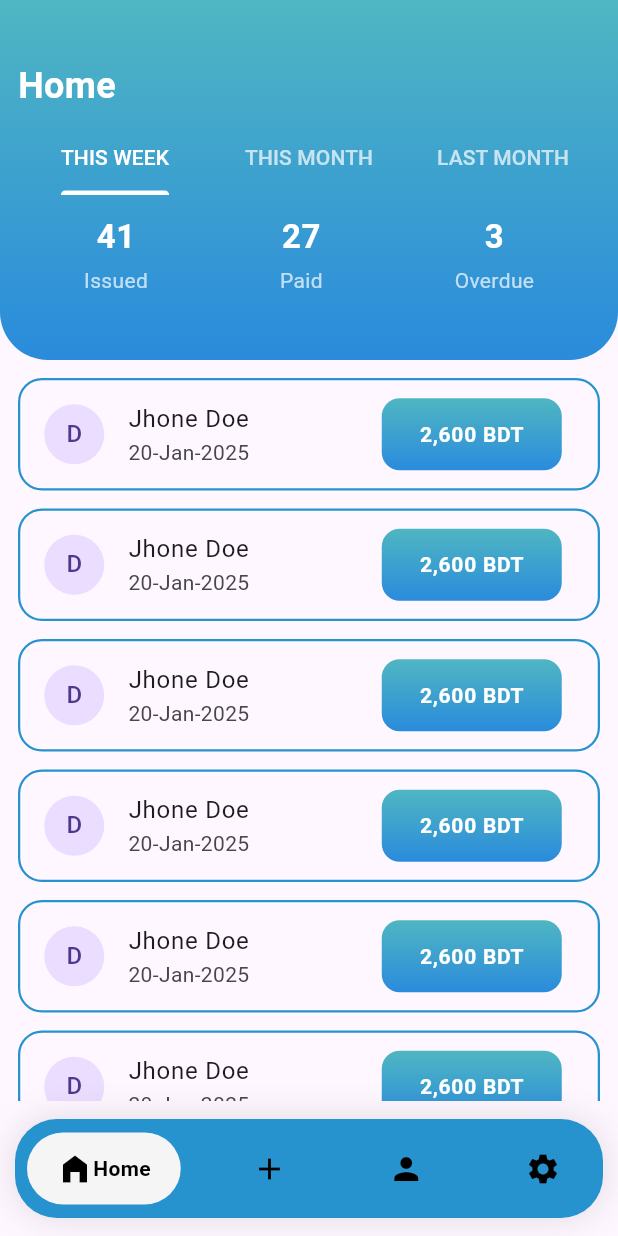
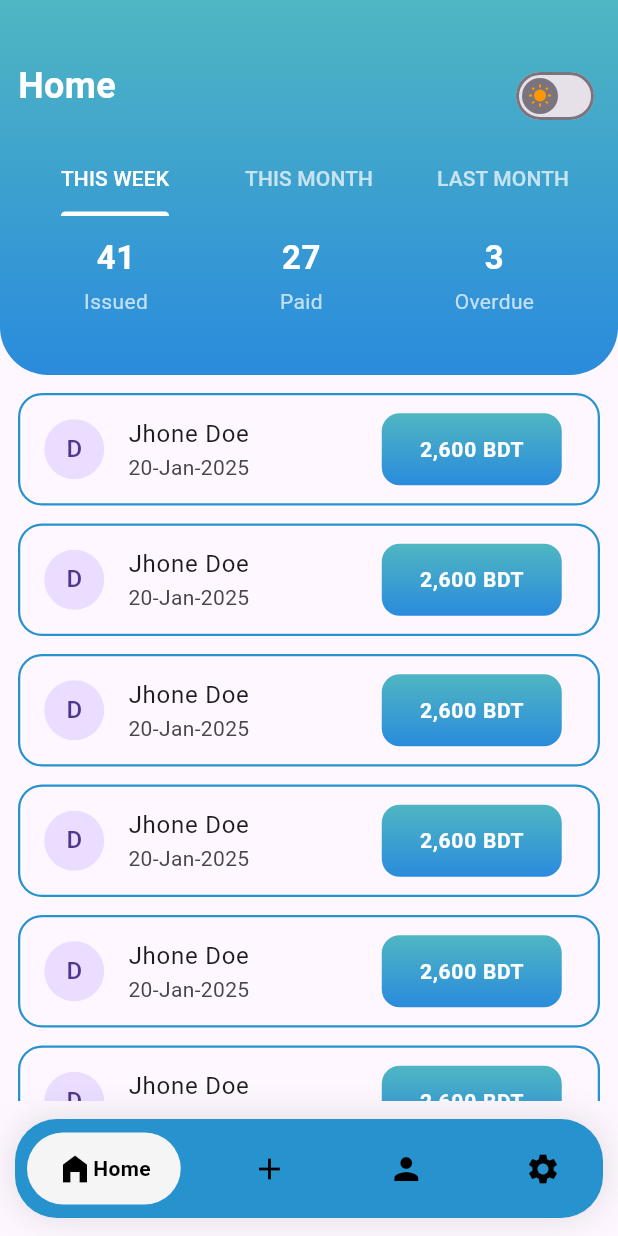
Before and after one commit to DinOfficial/ReceiptBook, a Flutter app: the screen it shows after launch, on a phone screen of 412 x 824 dp. Run offline on Flutter 3.47's test engine with Material 3 defaults, Android fonts, the phone set to English and light mode, and no system bars; drawn by our look-alikes of flutter_slidable, google_nav_bar; our stand-ins replace firebase_core, flutter_animate, google_fonts, hugeicons; accounts and stored records are empty.

Commit message:
add new page ui created

```diff
--- a/lib/screens/auth/forgot_email_screen.dart
+++ b/lib/screens/auth/forgot_email_screen.dart
@@ -2,7 +2,7 @@ import 'package:flutter/material.dart';
 import 'package:flutter_animate/flutter_animate.dart';
 import 'package:google_fonts/google_fonts.dart';
 
-import '../welcome_app_bar.dart';
+import '../../widgets/welcome_app_bar.dart';
 
 class ForgotEmailScreen extends StatefulWidget {
   const ForgotEmailScreen({super.key});
--- a/lib/screens/auth/log_in_screen.dart
+++ b/lib/screens/auth/log_in_screen.dart
@@ -6,7 +6,7 @@ import 'package:provider/provider.dart';
 import 'package:receipt_book/provider/common_provider.dart';
 import 'package:receipt_book/screens/auth/register_screen.dart';
 import 'package:receipt_book/screens/company_setup_screen.dart';
-import 'package:receipt_book/screens/welcome_app_bar.dart';
+import 'package:receipt_book/widgets/welcome_app_bar.dart';
 
 class LoginScreen extends StatefulWidget {
   const LoginScreen({super.key});
--- a/lib/screens/auth/register_screen.dart
+++ b/lib/screens/auth/register_screen.dart
@@ -5,7 +5,7 @@ import 'package:hugeicons/hugeicons.dart';
 import 'package:provider/provider.dart';
 import 'package:receipt_book/provider/common_provider.dart';
 import 'package:receipt_book/screens/auth/log_in_screen.dart';
-import 'package:receipt_book/screens/welcome_app_bar.dart';
+import 'package:receipt_book/widgets/welcome_app_bar.dart';
 
 class RegistrationScreen extends StatefulWidget {
   const RegistrationScreen({super.key});
--- a/lib/screens/welcome_screen.dart
+++ b/lib/screens/welcome_screen.dart
@@ -5,7 +5,7 @@ import 'package:hugeicons/hugeicons.dart';
 import 'package:receipt_book/screens/auth/forgot_email_screen.dart';
 import 'package:receipt_book/screens/auth/log_in_screen.dart';
 import 'package:receipt_book/screens/auth/register_screen.dart';
-import 'package:receipt_book/screens/welcome_app_bar.dart';
+import 'package:receipt_book/widgets/welcome_app_bar.dart';
 
 class WelcomeScreen extends StatefulWidget {
   const WelcomeScreen({super.key});
--- a/lib/widgets/header_home.dart
+++ b/lib/widgets/header_home.dart
@@ -1,18 +1,30 @@
 import 'package:flutter/material.dart';
 import 'package:receipt_book/widgets/summery_data.dart';
 
-class HeaderHome extends StatelessWidget {
-  const HeaderHome({
-    super.key,
-    required this.title,
-  });
+class HeaderHome extends StatefulWidget {
+  const HeaderHome({super.key, required this.title});
 
   final String title;
 
   @override
+  State<HeaderHome> createState() => _HeaderHomeState();
+}
+
+class _HeaderHomeState extends State<HeaderHome> {
+  bool _isDark = false;
+  final WidgetStateProperty<Icon?> thumbIcon = WidgetStateProperty.resolveWith<Icon?>((
+    Set<WidgetState> states,
+  ) {
+    if (states.contains(WidgetState.selected)) {
+      return const Icon(Icons.nights_stay, color: Colors.black87);
+    }
+    return const Icon(Icons.wb_sunny, color: Colors.orange);
+  });
+
+  @override
   Widget build(BuildContext context) {
     return Container(
-      height: 240,
+      height: 250,
       width: double.infinity,
       padding: const EdgeInsets.only(top: 40, left: 12, right: 12, bottom: 12),
       decoration: const BoxDecoration(
@@ -26,13 +38,28 @@ class HeaderHome extends StatelessWidget {
       child: Column(
         crossAxisAlignment: CrossAxisAlignment.start,
         children: [
+          Row(
+            mainAxisAlignment: .spaceBetween,
+            crossAxisAlignment: .start,
+            children: [
               Text(
-            title,
+                widget.title,
                 style: const TextStyle(
                   fontSize: 24,
                   fontWeight: FontWeight.w600,
                   color: Colors.white,
                 ),
+              ),
+              Switch(
+                value: _isDark,
+                thumbIcon: thumbIcon,
+                onChanged: (bool value) {
+                  setState(() {
+                    _isDark = value;
+                  });
+                },
+              ),
+            ],
           ),
           const SizedBox(height: 8),
           const TabBar(
```
Also changed, not shown: lib/screens/add_new_screen.dart (+71 -1 lines), lib/widgets/main_app_bar.dart (added, +31 -0 lines), lib/widgets/welcome_app_bar.dart (renamed from lib/screens/welcome_app_bar.dart). Lines whose indentation alone changed are shown as unchanged.
